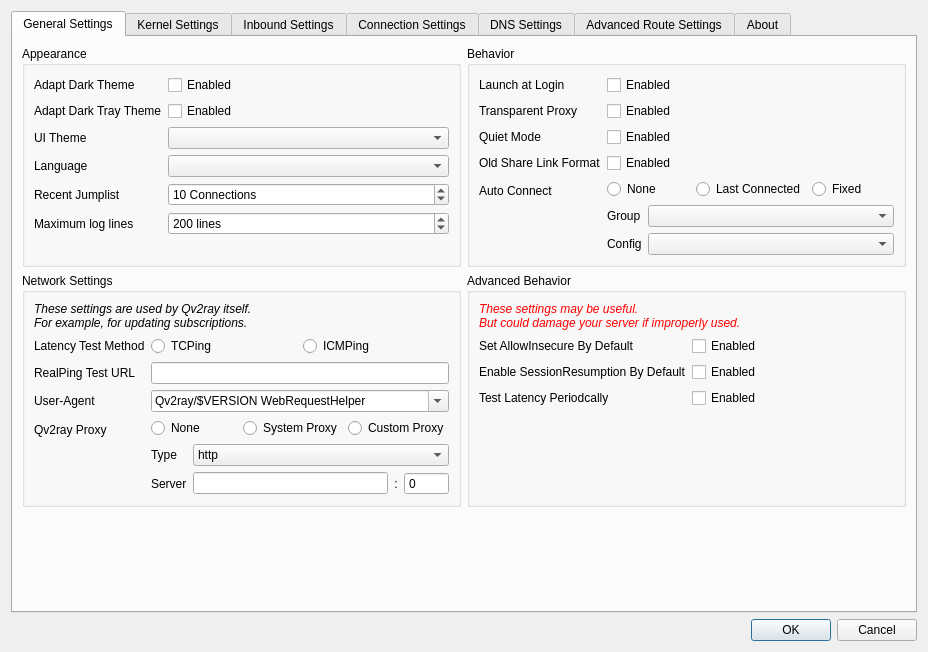
Old version of the form src/ui/widgets/windows/w_PreferencesWindow.ui in the repository Qv2ray/Qv2ray.
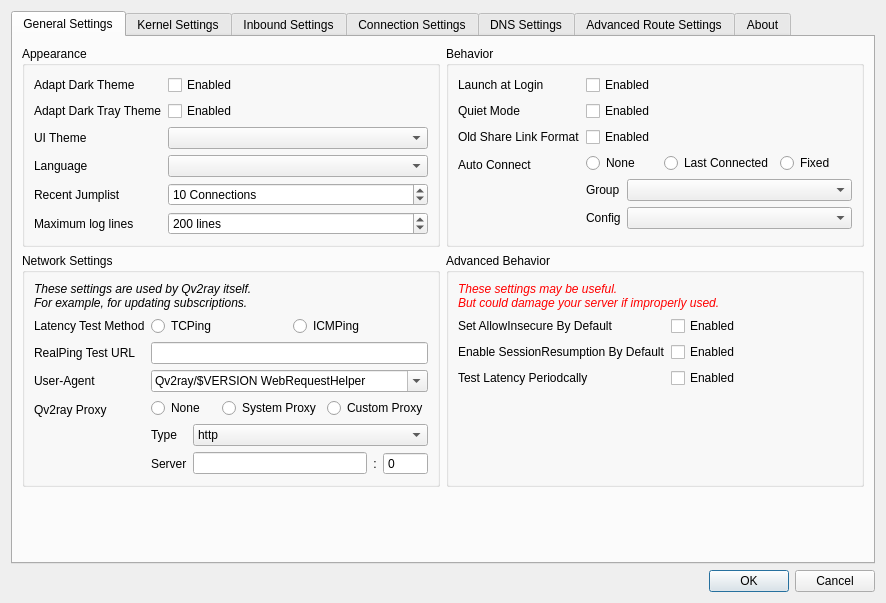
New version of the form. Icons and pictures are not drawn.

Commit message: remove: removed tproxy setcap checkbox

```diff
--- a/src/ui/widgets/windows/w_PreferencesWindow.ui
+++ b/src/ui/widgets/windows/w_PreferencesWindow.ui
@@ -9,8 +9,8 @@
    <rect>
     <x>0</x>
     <y>0</y>
-    <width>928</width>
-    <height>652</height>
+    <width>886</width>
+    <height>603</height>
    </rect>
   </property>
   <property name="windowTitle">
@@ -216,23 +216,6 @@
              </widget>
             </item>
             <item row="1" column="0">
-             <widget class="QLabel" name="label_7">
-              <property name="text">
-               <string>Transparent Proxy</string>
-              </property>
-              <property name="textFormat">
-               <enum>Qt::PlainText</enum>
-              </property>
-             </widget>
-            </item>
-            <item row="1" column="1">
-             <widget class="QCheckBox" name="tProxyCheckBox">
-              <property name="text">
-               <string>Enabled</string>
-              </property>
-             </widget>
-            </item>
-            <item row="2" column="0">
              <widget class="QLabel" name="label_86">
               <property name="text">
                <string>Quiet Mode</string>
@@ -242,21 +225,28 @@
               </property>
              </widget>
             </item>
-            <item row="2" column="1">
+            <item row="1" column="1">
              <widget class="QCheckBox" name="quietModeCB">
               <property name="text">
                <string>Enabled</string>
               </property>
              </widget>
             </item>
-            <item row="3" column="1">
+            <item row="2" column="0">
+             <widget class="QLabel" name="label_38">
+              <property name="text">
+               <string>Old Share Link Format</string>
+              </property>
+             </widget>
+            </item>
+            <item row="2" column="1">
              <widget class="QCheckBox" name="useOldShareLinkFormatCB">
               <property name="text">
                <string>Enabled</string>
               </property>
              </widget>
             </item>
-            <item row="4" column="0">
+            <item row="3" column="0">
              <widget class="QLabel" name="label_19">
               <property name="text">
                <string>Auto Connect</string>
@@ -266,7 +256,7 @@
               </property>
              </widget>
             </item>
-            <item row="4" column="1">
+            <item row="3" column="1">
              <layout class="QFormLayout" name="formLayout_16">
               <item row="2" column="1">
                <widget class="QComboBox" name="autoStartConnCombo"/>
@@ -328,13 +318,6 @@
               </item>
              </layout>
             </item>
-            <item row="3" column="0">
-             <widget class="QLabel" name="label_38">
-              <property name="text">
-               <string>Old Share Link Format</string>
-              </property>
-             </widget>
-            </item>
            </layout>
           </widget>
          </item>
```
Left out of the diff: 2 changed lines with no effect on the pictures. The commit also changes 4 other files.
